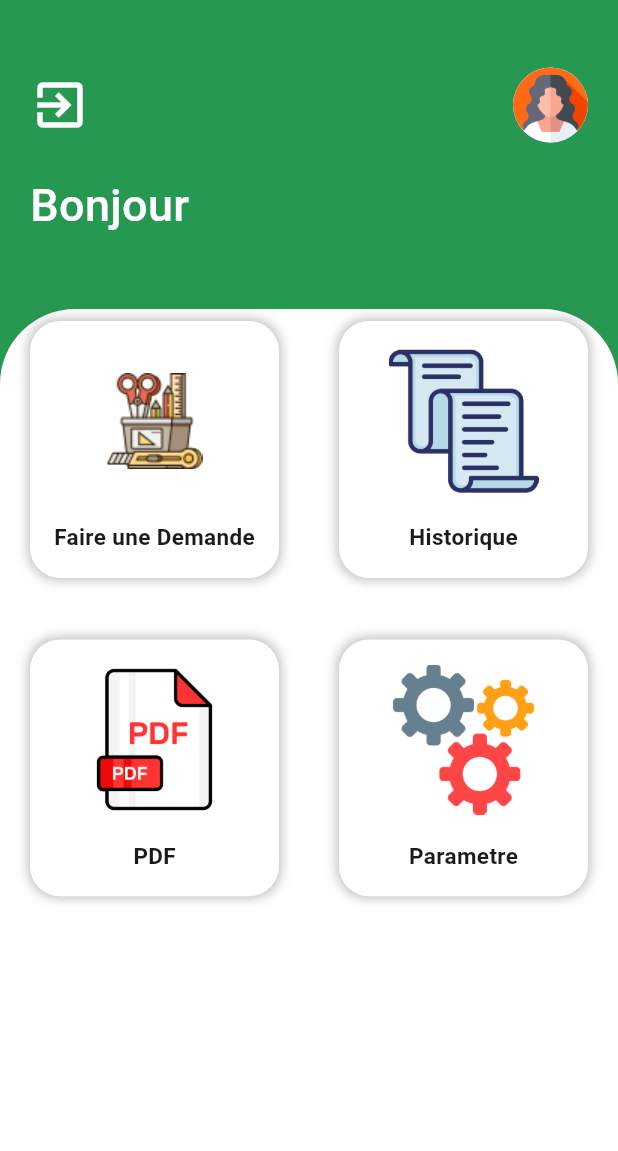
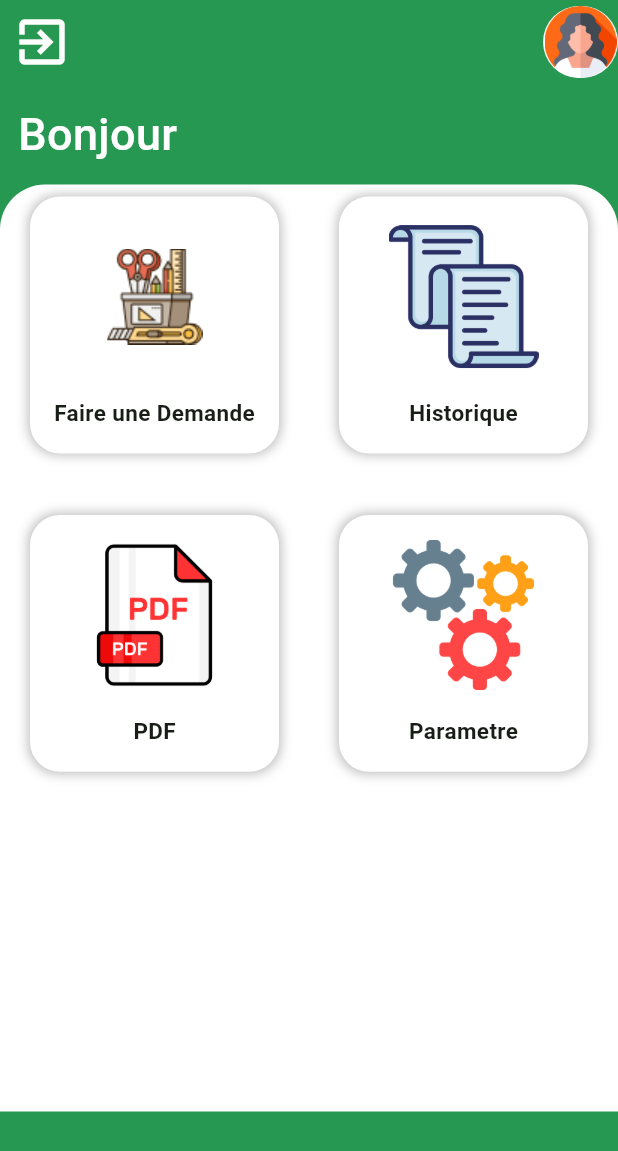
Before and after one commit to kharyseye/b2ei_app, a Flutter app: the Dashboard screen opened by its route, on a phone screen of 412 x 824 dp. Shown: the top 1151 px of the screen. Run offline on Flutter 3.47's test engine with Material 3 defaults, Android fonts, the phone set to English and light mode, and no system bars; our stand-ins replace animated_splash_screen, cloud_firestore, date_field, firebase_auth, firebase_core, flutter_riverpod and 7 more; missing offline and left inert: animator; accounts and stored records are empty.

Commit message:
"Updated Dashboard design and added preferred orientation for mobile device"

```diff
--- a/lib/main.dart
+++ b/lib/main.dart
@@ -5,6 +5,7 @@ import 'package:b2ei_app/pages/superior_interface/Dashboard_Sup.dart';
 import 'package:b2ei_app/pages/welcome/WelcomePage.dart';
 import 'package:b2ei_app/services/auth.dart';
 import 'package:flutter/material.dart';
+import 'package:flutter/services.dart';
 import 'package:flutter_riverpod/flutter_riverpod.dart';
 import 'package:get/get_navigation/src/root/get_material_app.dart';
 import 'package:firebase_core/firebase_core.dart';
@@ -29,11 +30,16 @@ class MyApp extends ConsumerWidget {
   @override
   Widget build(BuildContext context, WidgetRef ref) {
     final authState = ref.watch(authStateProvider);
+    SystemChrome.setPreferredOrientations([
+      DeviceOrientation.portraitUp,
+      DeviceOrientation.portraitDown,
+    ]);
     return GetMaterialApp(
       debugShowCheckedModeBanner: false,
       title: 'Authentification',
       theme: ThemeData(
           //primaryColor: PrimaryColor,
+          brightness: Brightness.light,
           scaffoldBackgroundColor: Colors.white,
           useMaterial3: true,
           colorSchemeSeed: Colors.green),
--- a/lib/pages/employee_interface/Dashboard.dart
+++ b/lib/pages/employee_interface/Dashboard.dart
@@ -52,33 +52,12 @@ class _DashboardState extends State<Dashboard> {
     height = MediaQuery.of(context).size.height;
     width = MediaQuery.of(context).size.width;
     return Scaffold(
-      body: Container(
-        color: PrimaryColor,
-        child: SingleChildScrollView(
-          child: Column(
-            children: [
-              Container(
-                decoration: BoxDecoration(),
-                height: height * 0.25,
-                width: width,
-                child: SingleChildScrollView(
-                  child: Column(
-                    crossAxisAlignment: CrossAxisAlignment.start,
-                    children: [
-                      Padding(
-                        padding: EdgeInsets.only(
-                          top: 45,
-                          left: 20,
-                          right: 20,
-                        ),
-                        child: Row(
-                          mainAxisAlignment: MainAxisAlignment.spaceBetween,
-                          children: [
-                            InkWell(
+      backgroundColor: PrimaryColor,
+      appBar: AppBar(
+        backgroundColor: PrimaryColor,
+        leading: InkWell(
           onTap: () {
-                                FirebaseAuth.instance
-                                    .signOut()
-                                    .then((value) async {
+            FirebaseAuth.instance.signOut().then((value) async {
               await UserPreferences().logout(context);
             }).catchError((e) {
               print(e);
@@ -90,49 +69,39 @@ class _DashboardState extends State<Dashboard> {
             size: 40,
           ),
         ),
+        actions: [
           Container(
-                              height: 50,
             width: 50,
+            margin: EdgeInsets.symmetric(vertical: 4.0),
             decoration: BoxDecoration(
               borderRadius: BorderRadius.circular(25),
               color: Colors.white,
               image: DecorationImage(
-                                    image: AssetImage(
-                                        "assets/images/profil2.png")),
+                  image: AssetImage("assets/images/profil2.png")),
             ),
           ),
         ],
       ),
-                      ),
-                      Padding(
-                        padding: EdgeInsets.only(
-                          top: 20,
-                          left: 20,
-                          right: 20,
-                        ),
-                        child: Column(
-                          crossAxisAlignment: CrossAxisAlignment.start,
+      body: Column(
         children: [
-                            Text(
+          Container(
+            width: width,
+            margin: EdgeInsets.all(12.0),
+            child: Text(
               'Bonjour',
               style: TextStyle(
                   fontSize: 30,
                   color: Colors.white,
                   fontWeight: FontWeight.w500),
             ),
-                          ],
           ),
-                      ),
-                    ],
-                  ),
-                ),
-              ),
-              Container(
+          SingleChildScrollView(
+            child: Container(
               decoration: BoxDecoration(
                 color: Colors.white,
                 borderRadius: BorderRadius.only(
-                    topLeft: Radius.circular(50),
-                    topRight: Radius.circular(50),
+                  topLeft: Radius.circular(30),
+                  topRight: Radius.circular(30),
                 ),
               ),
               height: height * 0.75,
@@ -156,8 +125,7 @@ class _DashboardState extends State<Dashboard> {
                           ));
                     },
                     child: Container(
-                        margin:
-                            EdgeInsets.symmetric(vertical: 8, horizontal: 20),
+                      margin: EdgeInsets.symmetric(vertical: 8, horizontal: 20),
                       decoration: BoxDecoration(
                         borderRadius: BorderRadius.circular(20),
                         color: Colors.white,
@@ -188,9 +156,8 @@ class _DashboardState extends State<Dashboard> {
                 },
               ),
             ),
+          ),
         ],
-          ),
-        ),
       ),
     );
   }
```
Lines whose indentation alone changed are shown as unchanged.
